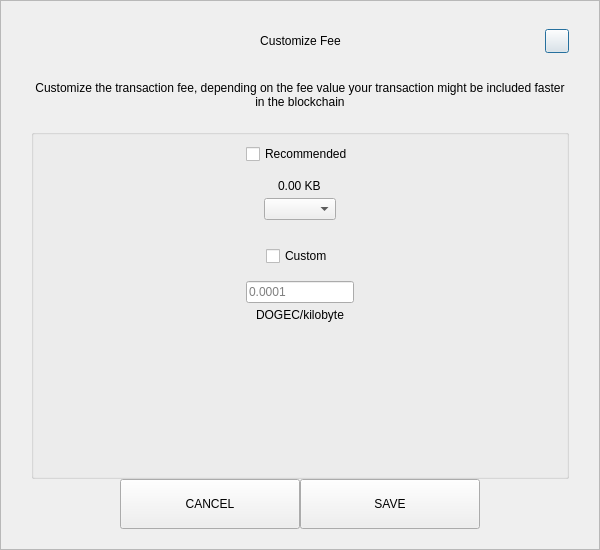
Qt form src/qt/dogecash/forms/sendcustomfeedialog.ui (Liquid369/blank) before a commit.
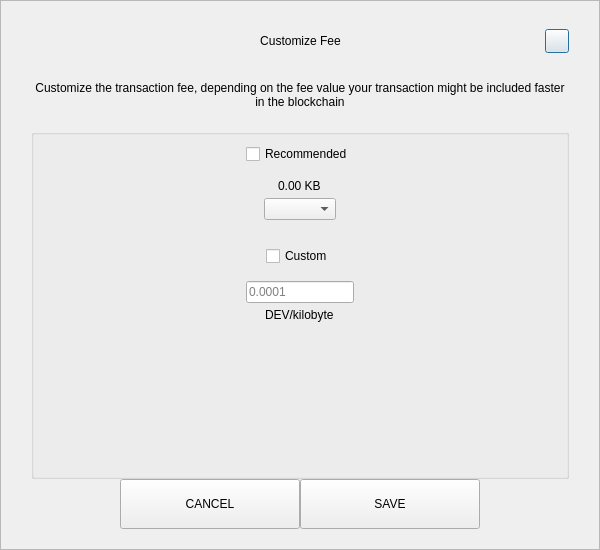
The same form after that commit.

```diff
--- a/src/qt/dogecash/forms/sendcustomfeedialog.ui
+++ b/src/qt/dogecash/forms/sendcustomfeedialog.ui
@@ -287,7 +287,7 @@
            <item alignment="Qt::AlignHCenter">
             <widget class="QLabel" name="labelCustomFee">
              <property name="text">
-              <string>DOGEC/kilobyte</string>
+              <string>DEV/kilobyte</string>
              </property>
             </widget>
            </item>
```
